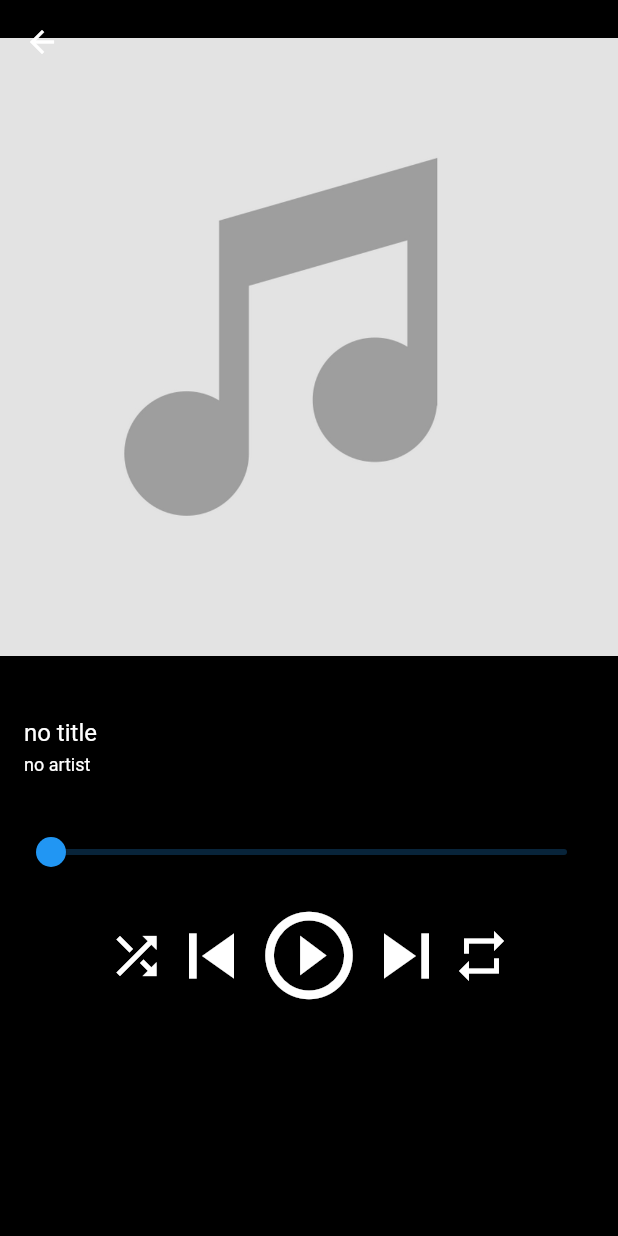
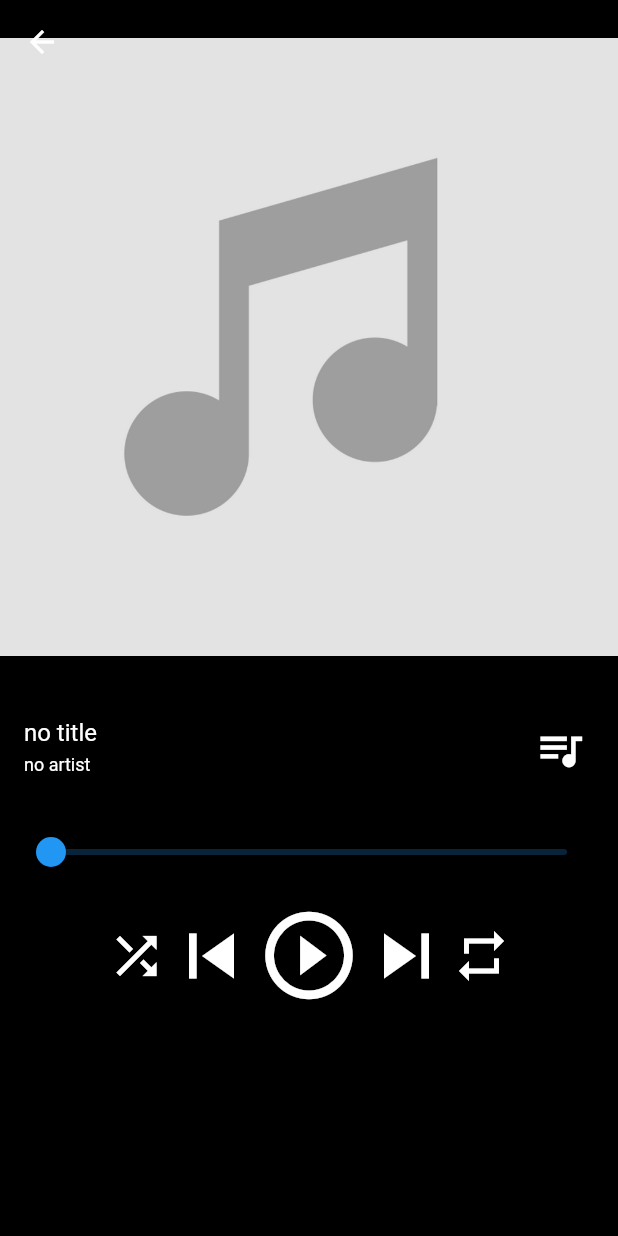
Before and after one commit to labtecs/FlyMusic, a Flutter app: the screen it shows after launch, in the side drawer, after a tap on "Aktuelle Wiedergabe", on a phone screen of 412 x 824 dp. Run offline on Flutter 3.47's test engine with Material 2 defaults, Android fonts, the light colour scheme and no system bars; our stand-ins replace audioplayers, floor, fluttertoast, permission_handler, sqflite; missing offline and left inert: crclib, dart_tags, folder_picker; accounts and stored records are empty; generated files the repository leaves out were written again.

Commit message:
Warteschlange PlayerScreen

```diff
--- a/lib/screens/drawerScreens/player_screen.dart
+++ b/lib/screens/drawerScreens/player_screen.dart
@@ -1,8 +1,10 @@
 import 'package:audioplayers/audioplayers.dart';
 import 'package:flutter/material.dart';
+import 'package:fluttertoast/fluttertoast.dart';
 import 'package:flymusic/music/music_queue.dart';
 import 'package:flymusic/screens/main_screen.dart';
 import 'package:flymusic/database/dao/queue_dao.dart';
+import 'package:flymusic/screens/tabScreens/queue_screen.dart';
 
 //TODO next song?
 class PlayerScreen extends StatefulWidget {
@@ -44,6 +46,18 @@ class _PlayerScreenState extends State<PlayerScreen> {
               fontSize: 12,
               color: Colors.white,
             ),),
+            trailing: IconButton(
+              icon: new Icon(
+                Icons.queue_music,
+                size: 35,
+                color: Colors.white,
+            ),
+              onPressed: () {
+                Navigator.push(context,
+                    MaterialPageRoute(builder: (context) => QueueScreen()),
+                );
+              },
+            ),
           ),
           Padding(
             padding: EdgeInsetsDirectional.fromSTEB(10, 10, 10, 10),
--- a/lib/screens/main_screen.dart
+++ b/lib/screens/main_screen.dart
@@ -106,8 +106,19 @@ class _StartScreenState extends State<StartScreen>
     return Scaffold(
       drawer: DrawerScreen(),
       appBar: AppBar(
-        title: Text(getTitle()),
+        title: ListTile(
+          title: Text(getTitle(), style: TextStyle(
+            color: Colors.white,
+            fontSize: 20,
+          ),),
+          trailing: IconButton(
+            icon: Icon(Icons.more_vert,
+            color: Colors.white,
+            ),
+          ),
+        ),
         backgroundColor: Colors.black54,
+
       ),
       //body: TrackList(),
       body: TabBarView(
```
Also changed, not shown: lib/screens/tabScreens/queue_screen.dart (+7 -1 lines).
